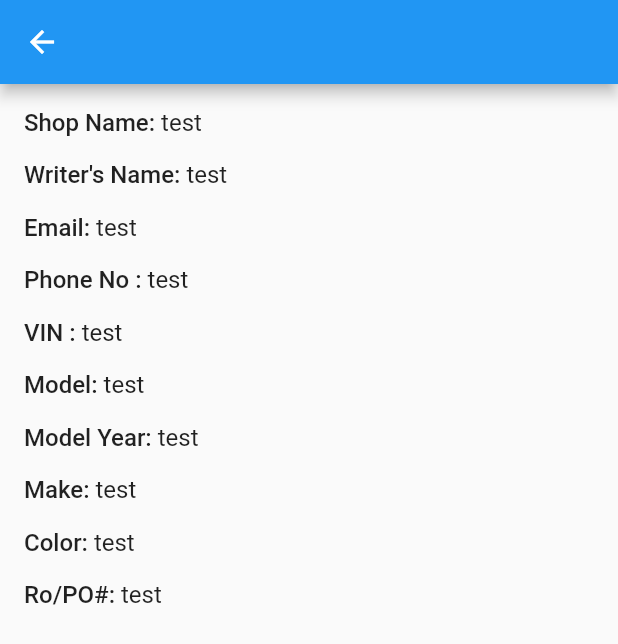
After one commit to sourabh7767/mark_scanner_flutter, a Flutter app: the ServiceDetailScreen screen opened directly, on a phone screen of 412 x 824 dp. The commit adds this screen. Shown: the top 644 px of the screen. Run offline on Flutter 3.47's test engine with Material 2 defaults, Android fonts, the phone set to English and light mode, and no system bars; our stand-ins replace dio, fluttertoast, get, shared_preferences; missing offline and left inert: qr_code_scanner; accounts and stored records are empty; network calls fail.

Commit message:
small changes client side

```diff
--- /dev/null
+++ b/lib/screen/service_details_Screen.dart
@@ -0,0 +1,38 @@
+import 'package:flutter/material.dart';
+import 'package:untitled/widgets/custom_text.dart';
+class ServiceDetailScreen extends StatefulWidget {
+  const ServiceDetailScreen({Key? key}) : super(key: key);
+
+  @override
+  State<ServiceDetailScreen> createState() => _ServiceDetailScreenState();
+}
+
+class _ServiceDetailScreenState extends State<ServiceDetailScreen> {
+  @override
+  Widget build(BuildContext context) {
+    return Material(
+      child: Scaffold(
+        appBar: AppBar(),
+        body: Padding(
+          padding: const EdgeInsets.all(8.0),
+          child: Column(
+            crossAxisAlignment: CrossAxisAlignment.start,
+            children: [
+CustomText(title: "Shop Name: ",text: "test",),
+CustomText(title: "Writer's Name: ",text: "test",),
+CustomText(title: "Email: ",text: "test",),
+CustomText(title: "Phone No : ",text: "test",),
+CustomText(title: "VIN : ",text: "test",),
+CustomText(title: "Model: ",text: "test",),
+CustomText(title: "Model Year: ",text: "test",),
+CustomText(title: "Make: ",text: "test",),
+CustomText(title: "Color: ",text: "test",),
+CustomText(title: "Ro/PO#: ",text: "test",),
+            ],
+          ),
+        ),
+      ),
+
+    );
+  }
+}
--- /dev/null
+++ b/lib/widgets/custom_text.dart
@@ -0,0 +1,32 @@
+import 'package:flutter/material.dart';
+class CustomText extends StatelessWidget {
+  String? title;
+  String? text;
+   CustomText({Key? key,this.text,this.title}) : super(key: key);
+
+  @override
+  Widget build(BuildContext context) {
+    return Container(
+      margin: EdgeInsets.all(8),
+
+      child: Row(
+        children: [
+          SizedBox(
+// width: 100,
+            child: Text(  (title ?? ""),
+            style: TextStyle(
+               fontWeight: FontWeight.w500,
+              fontSize: 16
+            ),
+            ),
+          ), Text((text ?? ""),
+          style: TextStyle(
+             fontWeight: FontWeight.w400,
+            fontSize: 16
+          ),
+          ),
+        ],
+      ),
+    );
+  }
+}
```
Also changed, not shown: lib/screen/home_screen.dart (+7 -1 lines), lib/screen/services_request.dart (+9 -7 lines), 1 other file.
